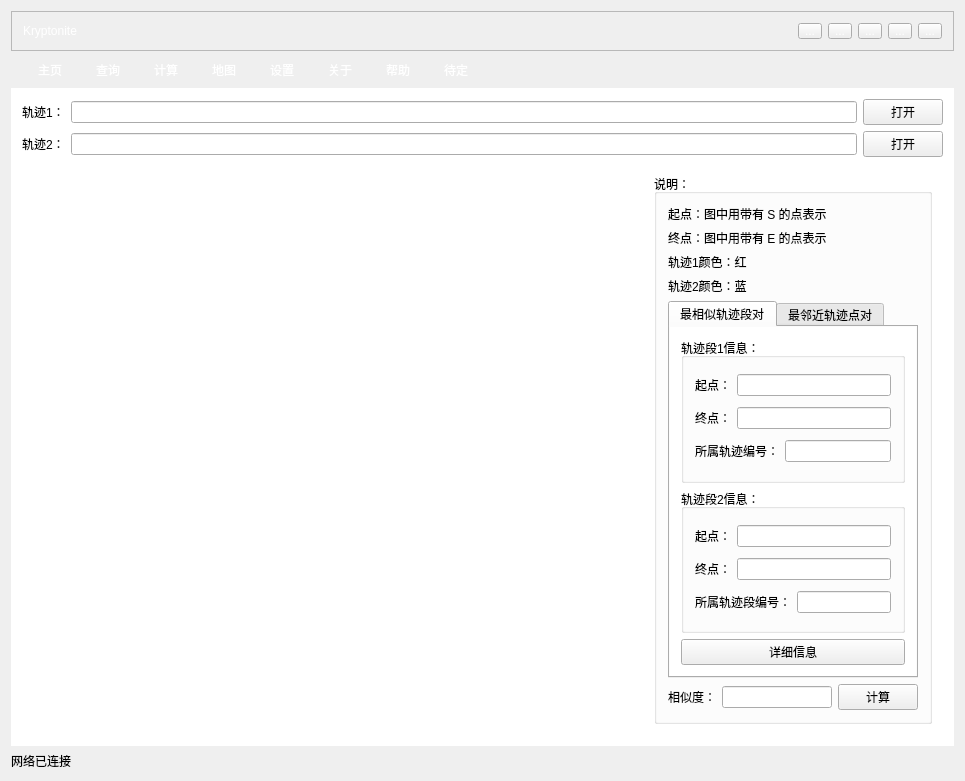
Above: mainwindow.ui from ZhangShurong/Trajectory-similarity before the change. Below: the same form after it.
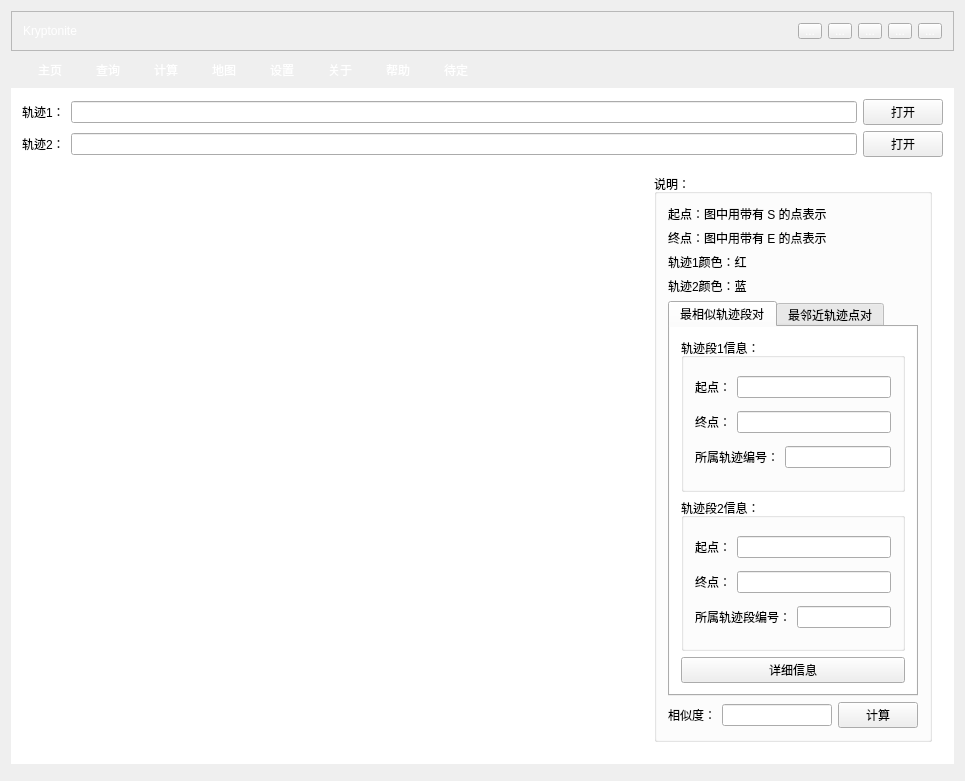
That is the form after the change. Icons and pictures are not drawn. Custom widgets are drawn as their Qt base class.

Commit message: 网络情况条

What changed in the file:
```diff
--- a/mainwindow.ui
+++ b/mainwindow.ui
@@ -1857,11 +1857,7 @@
      </widget>
     </item>
     <item>
-     <widget class="QLabel" name="label_10">
-      <property name="text">
-       <string>网络已连接</string>
-      </property>
-     </widget>
+     <widget class="NetStatIndicator" name="widget_2" native="true"/>
     </item>
    </layout>
    <zorder>stackedWidget</zorder>
@@ -1889,6 +1885,12 @@
    <header>lcmwidget.h</header>
    <container>1</container>
   </customwidget>
+  <customwidget>
+   <class>NetStatIndicator</class>
+   <extends>QWidget</extends>
+   <header>netstatindicator.h</header>
+   <container>1</container>
+  </customwidget>
  </customwidgets>
  <resources>
   <include location="res.qrc"/>
```
Left out of the diff: 2 changed lines with no effect on the pictures. The commit also changes 4 other files.
